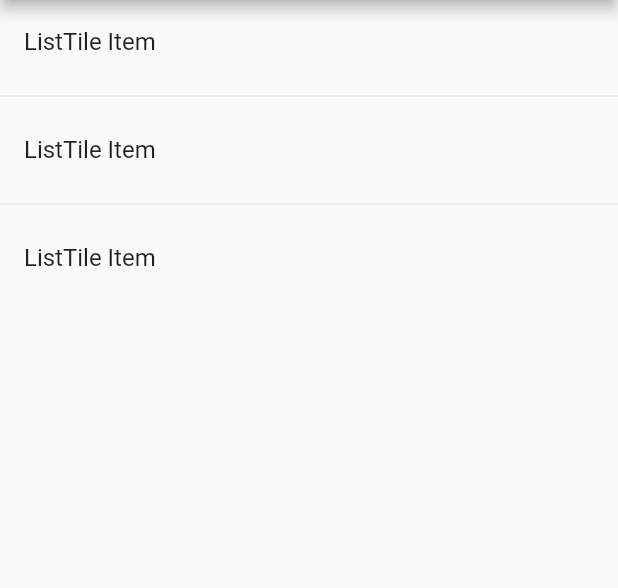
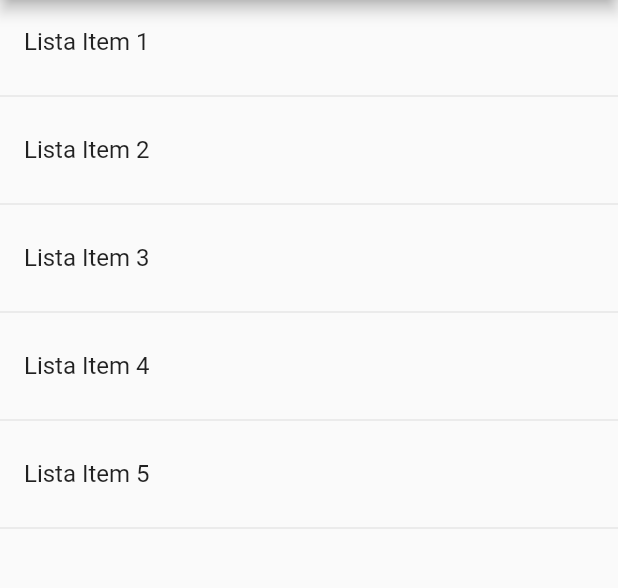
Before and after one commit to bayalad7/flutter-curso-widgets, a Flutter app: the screen it shows after launch, on a phone screen of 412 x 824 dp, the part 84-672 px from its top. Run offline on Flutter 3.47's test engine with Material 2 defaults, Android fonts, the phone set to English and light mode, and no system bars.

Commit message:
feat(home_tmp): ListView widget: ListTile's from array of strings

```diff
--- a/lib/src/pages/home_tmp.dart
+++ b/lib/src/pages/home_tmp.dart
@@ -14,10 +14,23 @@
  *      en la lista, es el widget ListTile().
  * 05 - El widget Divider() pone sutilmente una línea entre la lista de children’s,
  *      como para separar cada item de la lista.
+ * 06 - Para agregar una lista dinámicamente al ListView a partir de un arreglo de string’s,
+ *      vamos a crear un método para regresar una lista de widget’s que es lo que espera
+ *      el argumento de children dentro del ListView;
+ *      Para este ejemplo nuestro método se llamará _crearItems().
+ * 07 - Dart nos ofrece un operador bien interesante
  */
 import 'package:flutter/material.dart';
 
 class PageHomeTmp extends StatelessWidget {
+  final List<String> items = [
+    "Lista Item 1",
+    "Lista Item 2",
+    "Lista Item 3",
+    "Lista Item 4",
+    "Lista Item 5"
+  ];
+
   @override
   Widget build(BuildContext context) {
     return Scaffold(
@@ -25,20 +38,24 @@ class PageHomeTmp extends StatelessWidget {
         title: Text("Widget's Temporales"),
       ),
       body: ListView(
-        children: <Widget>[
-          ListTile(
-            title: Text("ListTile Item"),
-          ),
-          Divider(),
-          ListTile(
-            title: Text("ListTile Item"),
-          ),
-          Divider(),
-          ListTile(
-            title: Text("ListTile Item"),
-          ),
-        ],
+        children: _crearItems(),
       ),
     );
   }
+
+  // ListTile’s a partir de una lista estática (arreglo de string’s) - Forma 01
+  List<Widget> _crearItems() {
+    // Aquí creamos una lista de widget's dinámicamente, sin definir el largo de la lista.
+    List<Widget> lista = <Widget>[];
+
+    for (var item in items) {
+      // print("El item: $item");
+      final itemWidget = ListTile(
+        title: Text(item),
+      );
+      lista..add(itemWidget)..add(Divider());
+    }
+
+    return lista;
+  }
 }
```
